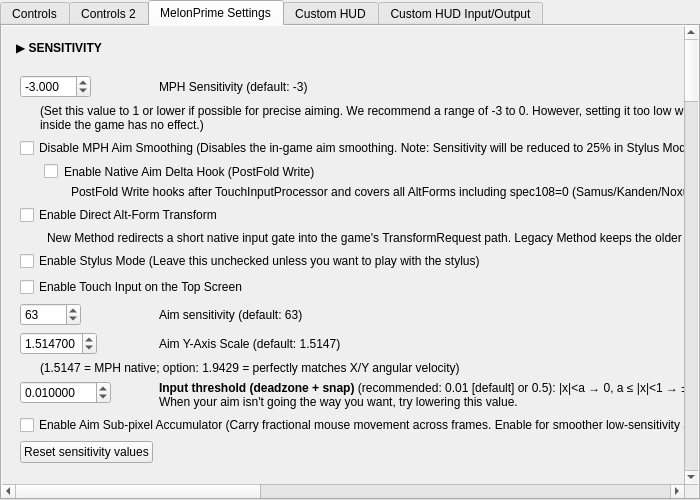
First picture: the form in src/frontend/qt_sdl/InputConfig/MelonPrimeInputConfig.ui, repository ag-advania/melonPrimeDS, before the edit.
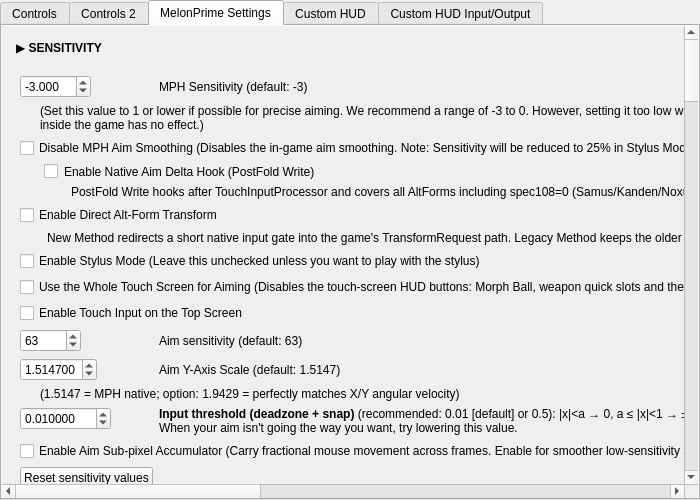
Second picture: the form after the edit. The open tabs and pages were chosen to show the change.

Commit message:
feat(input): add battle touch-screen aim-only toggle
Neutralizes the three in-match bottom-screen HUD hit-tests (Morph Ball,
weapon quick slots, weapon menu) with mov r0,#0 so the whole touch screen
stays usable as aim input; double-tap jump and the touch boost gesture are
left untouched. Placed directly under the Stylus Mode checkbox, independent
toggle, off by default.

The edit to the form file:
```diff
--- a/src/frontend/qt_sdl/InputConfig/MelonPrimeInputConfig.ui
+++ b/src/frontend/qt_sdl/InputConfig/MelonPrimeInputConfig.ui
@@ -145,11 +145,16 @@
 											</widget>
 										</item>
 										<item row="11" column="0" colspan="2">
+											<widget class="QCheckBox" name="cbMetroidEnableTouchScreenAimOnly">
+												<property name="text"><string>Use the Whole Touch Screen for Aiming (Disables the touch-screen HUD buttons: Morph Ball, weapon quick slots and the weapon menu. Double-tap jump and the touch boost gesture still work)</string></property>
+											</widget>
+										</item>
+										<item row="12" column="0" colspan="2">
 											<widget class="QCheckBox" name="cbMetroidEnableTopScreenTouch">
 												<property name="text"><string>Enable Touch Input on the Top Screen</string></property>
 											</widget>
 										</item>
-										<item row="12" column="0">
+										<item row="13" column="0">
 											<widget class="QSpinBox" name="metroidAimSensitvitySpinBox">
 												<property name="minimum">
 													<number>0</number>
@@ -162,14 +167,14 @@
 												</property>
 											</widget>
 										</item>
-										<item row="12" column="1">
+										<item row="13" column="1">
 											<widget class="QLabel" name="metroidAimSensitvityLabel">
 												<property name="text">
 													<string>Aim sensitivity (default: 63)</string>
 												</property>
 											</widget>
 										</item>
-										<item row="13" column="0">
+										<item row="14" column="0">
 											<widget class="QDoubleSpinBox" name="metroidAimYAxisScaleSpinBox">
 												<property name="minimum">
 													<double>0.000001</double>
@@ -188,14 +193,14 @@
 												</property>
 											</widget>
 										</item>
-										<item row="13" column="1">
+										<item row="14" column="1">
 											<widget class="QLabel" name="metroidAimYAxisScaleLabel">
 												<property name="text">
 													<string>Aim Y-Axis Scale (default: 1.5147)</string>
 												</property>
 											</widget>
 										</item>
-										<item row="14" column="0" colspan="2">
+										<item row="15" column="0" colspan="2">
 											<widget class="QLabel" name="metroidAimYAxisScaleLabel2">
 												<property name="text">
 													<string>(1.5147 = MPH native; option: 1.9429 = perfectly matches X/Y angular velocity)</string>
@@ -208,7 +213,7 @@
 												</property>
 											</widget>
 										</item>
-										<item row="15" column="0">
+										<item row="16" column="0">
 											<widget class="QDoubleSpinBox" name="metroidAimAdjustSpinBox">
 												<property name="minimum">
 													<double>0.000000</double>
@@ -227,19 +232,19 @@
 												</property>
 											</widget>
 										</item>
-										<item row="15" column="1">
+										<item row="16" column="1">
 											<widget class="QLabel" name="metroidAimAdjustLabel">
 												<property name="text">
 													<string notr="true">&lt;html&gt;&lt;head/&gt;&lt;body&gt;&lt;p&gt;&lt;b&gt;Input threshold (deadzone + snap)&lt;/b&gt; (recommended: 0.01 [default] or 0.5): |x|&amp;lt;a → 0, a ≤ |x|&amp;lt;1 → ±1, |x|≥1 → as is (a=0: off = all values under 1 ignored, no snap)&lt;br/&gt;When your aim isn't going the way you want, try lowering this value.&lt;/p&gt;&lt;/body&gt;&lt;/html&gt;</string>
 												</property>
 											</widget>
 										</item>
-										<item row="16" column="0" colspan="2">
+										<item row="17" column="0" colspan="2">
 											<widget class="QCheckBox" name="cbMetroidEnableAimAccumulator">
 												<property name="text"><string>Enable Aim Sub-pixel Accumulator (Carry fractional mouse movement across frames. Enable for smoother low-sensitivity aiming)</string></property>
 											</widget>
 										</item>
-										<item row="17" column="0">
+										<item row="18" column="0">
 											<widget class="QPushButton" name="metroidResetSensitivityValues">
 												<property name="text">
 													<string>Reset sensitivity values</string>
```
The commit also changes 11 other files.
